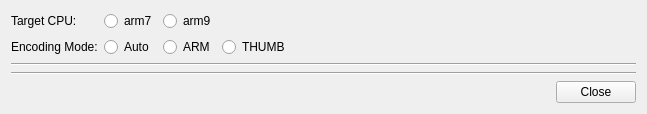
Above: frontends/redPandaDS/disassemblyViewer/disassemblyViewer.ui from StefanScods/red-panda-ds before the change. Below: the same form after it.
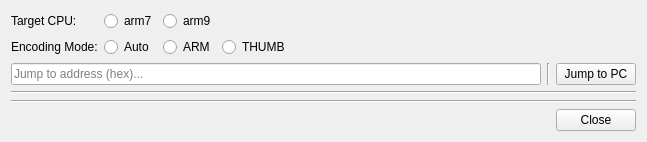
That is the form after the change.

Commit message: Added address searching / jump to pc in disassembly viewer

The edit to the form file:
```diff
--- a/frontends/redPandaDS/disassemblyViewer/disassemblyViewer.ui
+++ b/frontends/redPandaDS/disassemblyViewer/disassemblyViewer.ui
@@ -123,6 +123,31 @@
      </item>
     </layout>
    </item>
+   <item>
+    <layout class="QHBoxLayout" name="horizontalLayout_4">
+     <item>
+      <widget class="QLineEdit" name="addressInput">
+       <property name="placeholderText">
+        <string>Jump to address (hex)...</string>
+       </property>
+      </widget>
+     </item>
+     <item>
+      <widget class="Line" name="line_3">
+       <property name="orientation">
+        <enum>Qt::Orientation::Vertical</enum>
+       </property>
+      </widget>
+     </item>
+     <item>
+      <widget class="QPushButton" name="goToPCButton">
+       <property name="text">
+        <string>Jump to PC</string>
+       </property>
+      </widget>
+     </item>
+    </layout>
+   </item>
    <item>
     <widget class="Line" name="line_2">
      <property name="orientation">
```
The commit also changes 4 other files.
